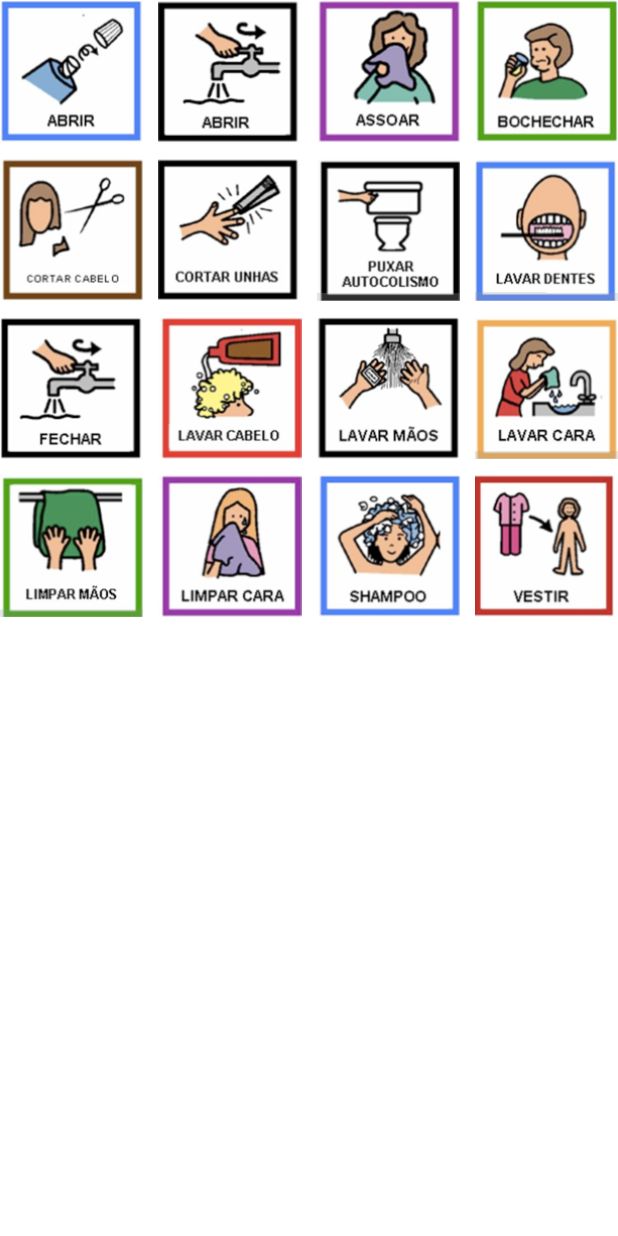
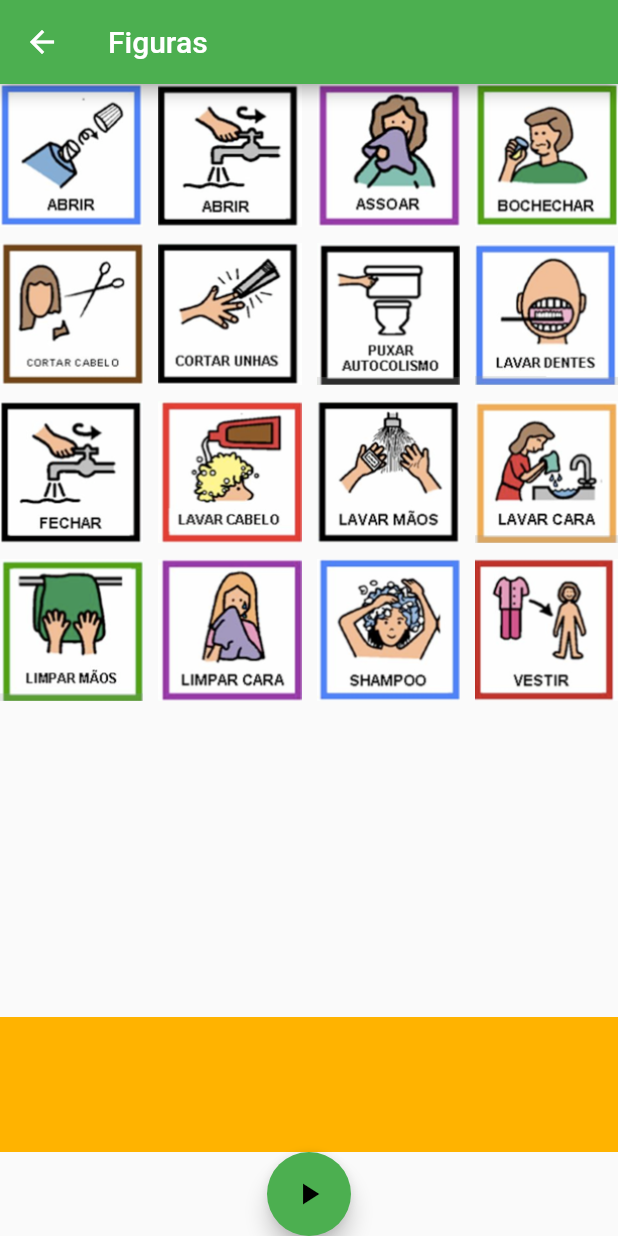
Before and after one commit to danipresto/picsapp, a Flutter app: the screen it shows after launch, after a tap on "Figuras", on a phone screen of 412 x 824 dp. Run offline on Flutter 3.47's test engine with Material 2 defaults, Android fonts, the phone set to English and light mode, and no system bars; our stand-ins replace flutter_tts.

Commit message:
Pics Screen update

```diff
--- a/lib/draggable_pic.dart
+++ b/lib/draggable_pic.dart
@@ -11,6 +11,7 @@ class DraggablePic extends StatelessWidget{
   Widget build(BuildContext context){
 
     return Draggable(
+        data: title,
         child: Image(
             image: AssetImage(path)
         ),
--- a/lib/pics_screen.dart
+++ b/lib/pics_screen.dart
@@ -1,24 +1,75 @@
 import 'package:flutter/material.dart';
 import 'package:pecs_app/draggable_pic.dart';
 import 'package:pecs_app/draggable_pics_data.dart';
+import 'package:flutter_tts/flutter_tts.dart';
 
-class PicsScreen extends StatelessWidget{
+
+
+
+class PicsScreen extends StatefulWidget{
+
+  @override
+  State<PicsScreen> createState() => _PicsScreenState();
+}
+
+
+class _PicsScreenState extends State<PicsScreen> {
+  final FlutterTts flutterTts = FlutterTts();
+
   @override
   Widget build(BuildContext context){
 
-    return GridView(
+    void speak(String text) async {
+      await flutterTts.setLanguage("pt-BR");
+      await flutterTts.setPitch(1.0);
+      await flutterTts.speak(text);
+    }
+    return Scaffold(
+        appBar: AppBar(
+          title: const Text('Figuras'),
+        ),
+        body: Column(
+            children: [
+              Flexible(child: GridView(
                 children: PICTOGRAMS.map((picsdata) => DraggablePic(
                     picsdata.title,
                     picsdata.path
-      ))
-          .toList(),
+                )
+                ).toList(),
                 gridDelegate: SliverGridDelegateWithMaxCrossAxisExtent(
                     maxCrossAxisExtent: 100,
                     childAspectRatio: 1,
                     crossAxisSpacing: 10,
                     mainAxisSpacing: 10
                 ),
+              )
+              ),
+              DragTarget<String>(
+                builder: (BuildContext context,List<dynamic> accepted,List<dynamic> rejected){
+                  return Align(
+                    alignment: Alignment.bottomCenter,
+                    child: Container(
+                      color: Colors.amber[600],
+                      width: MediaQuery.of(context).size.width,
+                      height: 90.0,
+                    ),
+                  );
+                },
+                onWillAccept: (data){
+                  return data != '';
+                },
+                onAccept: (data){
+                  speak(data);
+                },
+              ),
+              FloatingActionButton(
+                onPressed: () {},
+                backgroundColor: Colors.green,
+                child: const Icon(Icons.play_arrow),
+              ),
+            ]
+        )
+
     );
   }
-
 }
--- a/pubspec.yaml
+++ b/pubspec.yaml
@@ -33,9 +33,11 @@ dependencies:
     sdk: flutter
 
 
+
   # The following adds the Cupertino Icons font to your application.
   # Use with the CupertinoIcons class for iOS style icons.
   cupertino_icons: ^1.0.2
+  flutter_tts: ^3.6.2
 
 dev_dependencies:
   flutter_test:
```
Also changed, not shown: lib/DraggablePic.dart (deleted), lib/PicsScreen.dart (deleted), pubspec.lock, 1 other file. Lines whose indentation alone changed are shown as unchanged.
